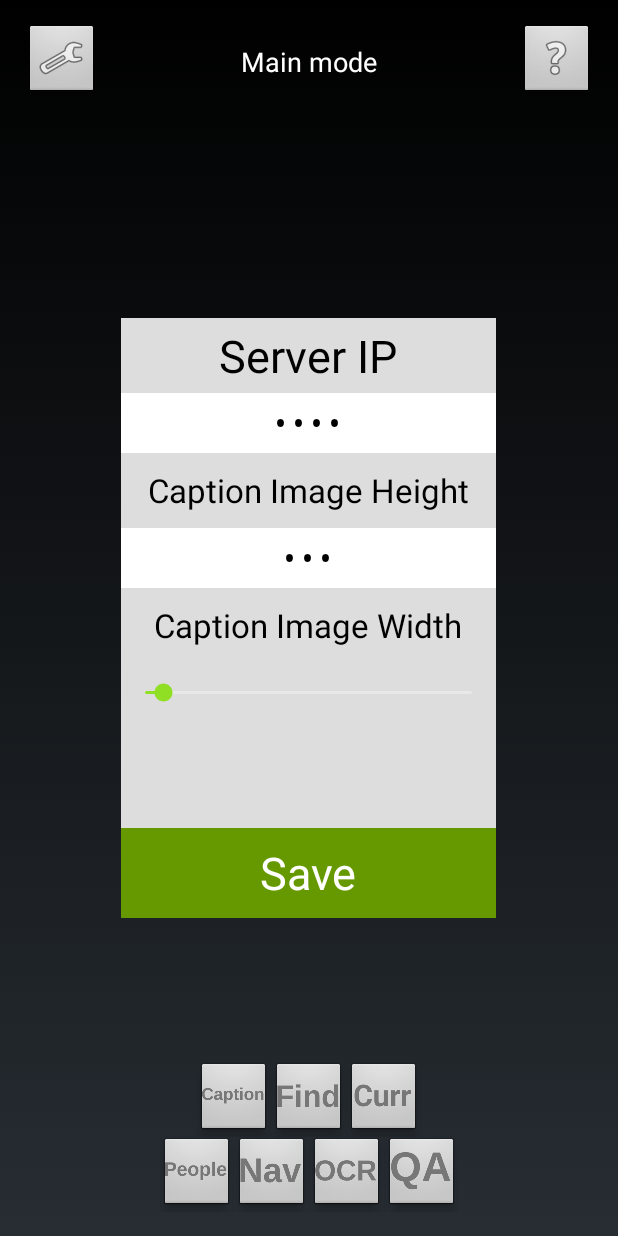
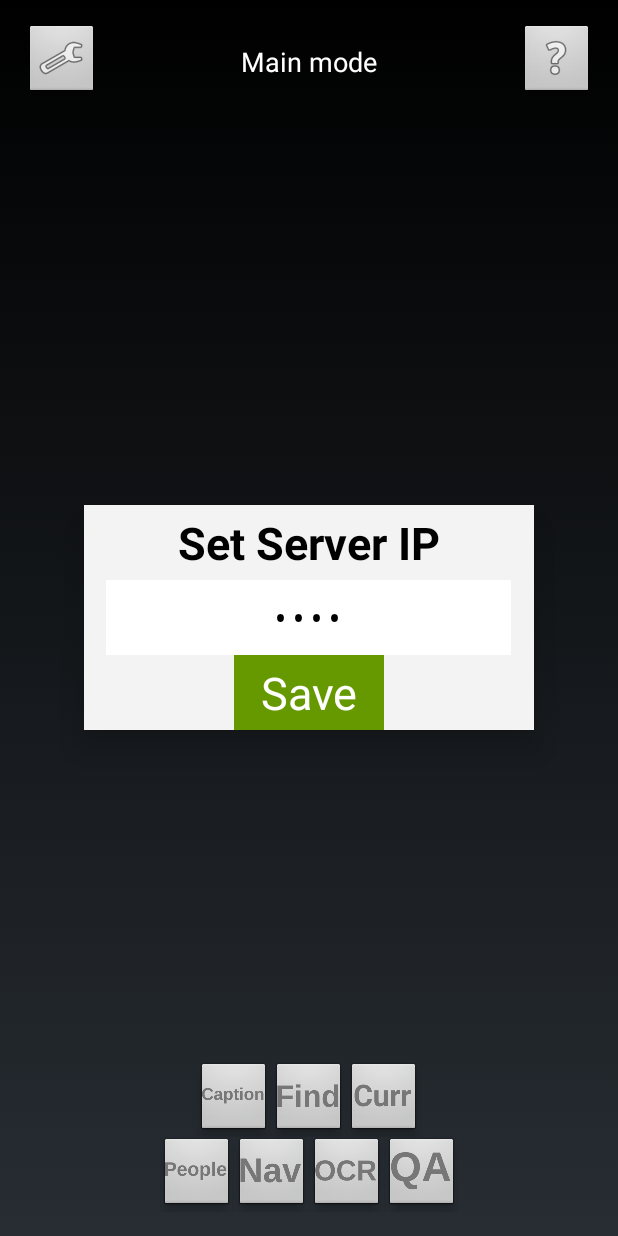
Before and after one commit to barno0695/White-Cane, an Android app: the screen it shows after launch (MainActivity), after a tap on "Settings", on a phone screen of 412 x 824 dp. Run offline under Robolectric (Android 15) with nearby library versions, the phone set to English and light mode, and no system bars; 18 statements that could not run were skipped.

Commit message:
v3 0.3.6 Currency recognition added Different sizes for different functions Cleaned layout Orientation and People mode bug removed Splash icon changed

```diff
--- a/WhiteCane/app/build.gradle
+++ b/WhiteCane/app/build.gradle
@@ -6,12 +6,6 @@ android {
             keyAlias 'key0'
             keyPassword 'xxxx'
             storeFile file('/media/barno/Files/work/WhiteCane/signedApkKey.jks')
-            storePassword 'xxxx'
-        }
-        config1 {
-            keyAlias 'key1'
-            keyPassword 'xxxx'
-            storeFile file('/media/barno/Files/work/WhiteCane/apkSign.jks')
             storePassword 'xxxx'
         }
     }
@@ -23,8 +17,8 @@ android {
         targetSdkVersion 25
         versionName "0.3.6"
         multiDexEnabled true
-        signingConfig signingConfigs.config1
-        versionCode 2
+        signingConfig signingConfigs.config
+        versionCode 3
     }
     buildTypes {
         release {
--- a/WhiteCane/app/src/main/AndroidManifest.xml
+++ b/WhiteCane/app/src/main/AndroidManifest.xml
@@ -1,7 +1,7 @@
 <?xml version="1.0" encoding="utf-8"?>
 <manifest xmlns:android="http://schemas.android.com/apk/res/android"
     package="com.whitecane"
-    android:versionName="0.3.6.1">
+    android:versionName="0.3.6">
 
     <uses-feature android:name="android.hardware.camera"
         android:required="true" />
--- a/WhiteCane/app/src/main/java/com/whitecane/MainActivity.java
+++ b/WhiteCane/app/src/main/java/com/whitecane/MainActivity.java
@@ -594,7 +594,11 @@ public class MainActivity extends Activity implements GestureDetector.OnGestureL
     public void speak()
     {
         String toSpeak = captionText.getText().toString();
-        Toast.makeText(getApplicationContext(), toSpeak,Toast.LENGTH_SHORT).show();
+        String toastText = toSpeak;
+        if (type.equals("qa")) {
+            toastText = query + "\n" + toSpeak;
+        }
+        Toast.makeText(getApplicationContext(), toastText, Toast.LENGTH_SHORT).show();
         textToSpeech.speak(toSpeak, TextToSpeech.QUEUE_FLUSH, null);
     }
 
--- a/WhiteCane/app/src/main/res/layout/layout_settings.xml
+++ b/WhiteCane/app/src/main/res/layout/layout_settings.xml
@@ -1,33 +1,30 @@
 <?xml version="1.0" encoding="utf-8"?>
-<LinearLayout xmlns:android="http://schemas.android.com/apk/res/android"
-    android:orientation="vertical"
-    android:layout_width="250dp"
-    android:layout_height="400dp"
-    android:gravity="center"
-    android:background="#DDDDDD">
-
-    <ScrollView
-        android:layout_width="match_parent"
-        android:layout_height="340dp">
-
-        <LinearLayout
-            android:layout_width="match_parent"
-            android:layout_height="match_parent"
-            android:orientation="vertical">
+<RelativeLayout
+    android:layout_width="300dp"
+    android:layout_height="150dp"
+    android:layout_centerHorizontal="true"
+    android:layout_centerVertical="true"
+    android:background="#F3F3F3"
+    android:elevation="5dp"
+    android:translationZ="10dp"
+    xmlns:android="http://schemas.android.com/apk/res/android">
 
     <TextView
+        android:id="@+id/setIPText"
         android:layout_width="match_parent"
         android:layout_height="50dp"
         android:gravity="center"
-                android:text="Server IP"
+        android:text="Set Server IP"
         android:textAlignment="gravity"
         android:textColor="#000000"
-                android:textSize="30dp"/>
+        android:textSize="30dp"
+        android:textStyle="bold" />
 
     <EditText
         android:id="@+id/ipText"
-                android:layout_width="match_parent"
-                android:layout_height="40dp"
+        android:layout_width="270dp"
+        android:layout_height="50dp"
+        android:layout_below="@+id/setIPText"
         android:layout_centerHorizontal="true"
         android:background="#FFFFFF"
         android:gravity="center"
@@ -36,51 +33,9 @@
         android:textSize="20dp" />
 
     <TextView
-                android:layout_width="match_parent"
+        android:id="@+id/saveSettings"
+        android:layout_width="100dp"
         android:layout_height="50dp"
-                android:gravity="center"
-                android:text="Caption Image Height"
-                android:textAlignment="gravity"
-                android:textColor="#000000"
-                android:textSize="22dp"/>
-
-            <EditText
-                android:id="@+id/captionHeightalue"
-                android:layout_width="match_parent"
-                android:layout_height="40dp"
-                android:layout_centerHorizontal="true"
-                android:background="#FFFFFF"
-                android:gravity="center"
-                android:text="682"
-                android:inputType="textPassword"
-                android:textSize="20dp" />
-
-            <TextView
-                android:id="@+id/textView10"
-                android:layout_width="match_parent"
-                android:layout_height="50dp"
-                android:gravity="center"
-                android:text="Caption Image Width"
-                android:textAlignment="gravity"
-                android:textColor="#000000"
-                android:textSize="22dp" />
-
-            <SeekBar
-                android:id="@+id/seekBar2"
-                style="@style/Widget.AppCompat.SeekBar.Discrete"
-                android:layout_width="match_parent"
-                android:layout_height="40dp"
-                android:max="1900"
-                android:progress="100" />
-
-        </LinearLayout>
-
-    </ScrollView>
-
-    <TextView
-        android:id="@+id/saveSettings"
-        android:layout_width="match_parent"
-        android:layout_height="match_parent"
         android:layout_below="@id/ipText"
         android:layout_centerHorizontal="true"
         android:background="@android:color/holo_green_dark"
@@ -89,5 +44,4 @@
         android:text="Save"
         android:textColor="#FFFFFF"
         android:textSize="30dp" />
-
-</LinearLayout>
+</RelativeLayout>
```
Also changed, not shown: 1 other file. Lines whose indentation alone changed are shown as unchanged.
